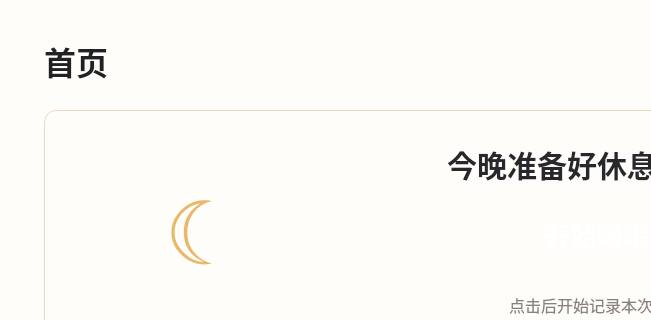
This is pages/homepage.ui in Rain16hyx/PKUsleeper as Qt 5 draws it before an edit; both pictures show x 0 to 651 and y 0 to 320 of the 1174 by 780 pixel window. The edited form follows.
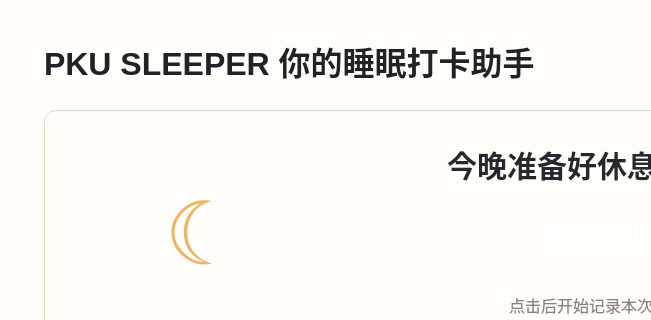
This is the edited form.

What changed in the file:
```diff
--- a/pages/homepage.ui
+++ b/pages/homepage.ui
@@ -206,7 +206,7 @@
         </size>
        </property>
        <property name="text">
-        <string>首页</string>
+        <string>PKU SLEEPER 你的睡眠打卡助手</string>
        </property>
        <property name="alignment">
         <set>Qt::AlignmentFlag::AlignLeading|Qt::AlignmentFlag::AlignLeft|Qt::AlignmentFlag::AlignVCenter</set>
```
